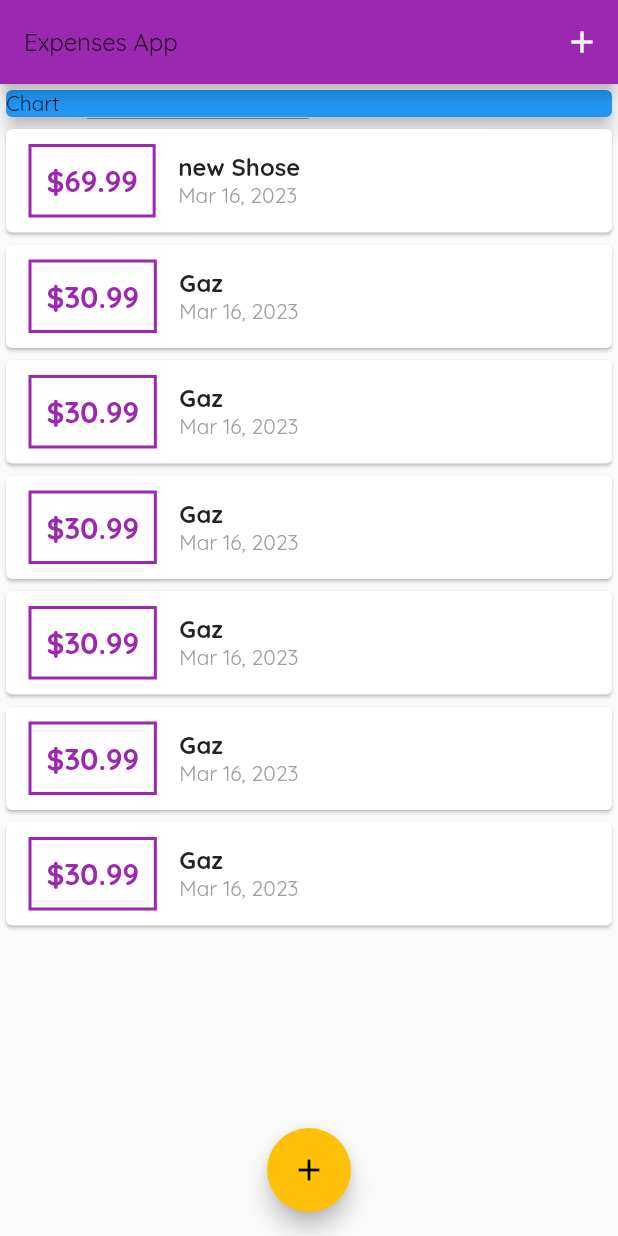
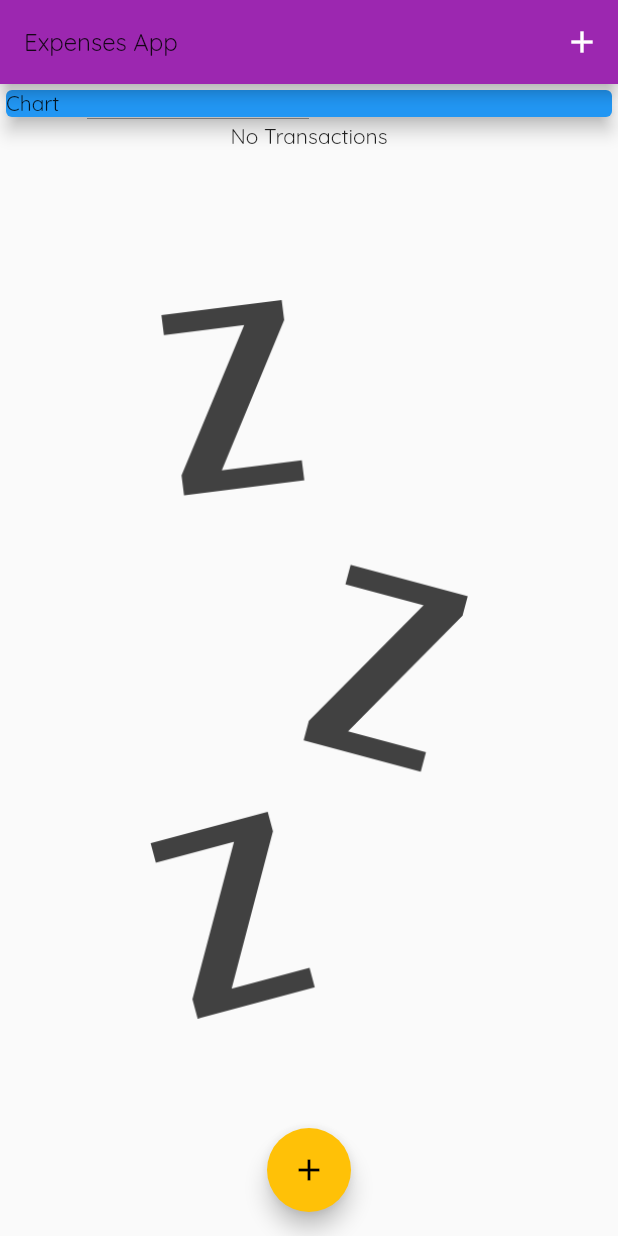
Before and after one commit to chebihiF/suptech_2023_expenses_app, a Flutter app: the screen it shows after launch, on a phone screen of 412 x 824 dp. Run offline on Flutter 3.47's test engine with Material 2 defaults, Android fonts, the phone set to English and light mode, and no system bars.

Commit message:
version 16/03/2023

```diff
--- a/lib/main.dart
+++ b/lib/main.dart
@@ -14,14 +14,14 @@ class MyHomepage extends StatefulWidget {
 
 class _MyHomepageState extends State<MyHomepage> {
   final List<Transaction> transactions = [
-    Transaction(
-        id: 't1', title: 'new Shose', amount: 69.99, date: DateTime.now()),
-    Transaction(id: 't2', title: 'Gaz', amount: 30.99, date: DateTime.now()),
-    Transaction(id: 't2', title: 'Gaz', amount: 30.99, date: DateTime.now()),
-    Transaction(id: 't2', title: 'Gaz', amount: 30.99, date: DateTime.now()),
-    Transaction(id: 't2', title: 'Gaz', amount: 30.99, date: DateTime.now()),
-    Transaction(id: 't2', title: 'Gaz', amount: 30.99, date: DateTime.now()),
-    Transaction(id: 't2', title: 'Gaz', amount: 30.99, date: DateTime.now())
+    // Transaction(
+    //     id: 't1', title: 'new Shose', amount: 69.99, date: DateTime.now()),
+    // Transaction(id: 't2', title: 'Gaz', amount: 30.99, date: DateTime.now()),
+    // Transaction(id: 't2', title: 'Gaz', amount: 30.99, date: DateTime.now()),
+    // Transaction(id: 't2', title: 'Gaz', amount: 30.99, date: DateTime.now()),
+    // Transaction(id: 't2', title: 'Gaz', amount: 30.99, date: DateTime.now()),
+    // Transaction(id: 't2', title: 'Gaz', amount: 30.99, date: DateTime.now()),
+    // Transaction(id: 't2', title: 'Gaz', amount: 30.99, date: DateTime.now())
   ];
   void _addTransaction(String txtitle, double txamount) {
     setState(() {
--- a/lib/widgets/transaction_list.dart
+++ b/lib/widgets/transaction_list.dart
@@ -10,16 +10,30 @@ class TransactionList extends StatelessWidget {
   Widget build(BuildContext context) {
     return Container(
       height: 1000,
-      child: ListView.builder(
+      child: transactions.isEmpty
+          ? Column(
+              children: [
+                Text("No Transactions"),
+                Container(
+                    margin: EdgeInsets.all(100),
+                    child: Image.asset(
+                      'assets/images/waiting.png',
+                      fit: BoxFit.cover,
+                    ))
+              ],
+            )
+          : ListView.builder(
               itemBuilder: (context, index) {
                 return Card(
                     child: Row(
                   children: [
                     Container(
-                  margin: EdgeInsets.symmetric(vertical: 10, horizontal: 15),
+                        margin:
+                            EdgeInsets.symmetric(vertical: 10, horizontal: 15),
                         decoration: BoxDecoration(
                             border: Border.all(
-                          color: Theme.of(context).primaryColor, width: 2)),
+                                color: Theme.of(context).primaryColor,
+                                width: 2)),
                         padding: EdgeInsets.all(10),
                         child: Text(
                           '\$${transactions[index].amount}',
@@ -33,7 +47,8 @@ class TransactionList extends StatelessWidget {
                       children: [
                         Text(
                           transactions[index].title,
-                    style: TextStyle(fontSize: 16, fontWeight: FontWeight.bold),
+                          style: TextStyle(
+                              fontSize: 16, fontWeight: FontWeight.bold),
                         ),
                         Text(
                           DateFormat.yMMMd().format(transactions[index].date),
--- a/pubspec.yaml
+++ b/pubspec.yaml
@@ -60,8 +60,8 @@ flutter:
   uses-material-design: true
 
   # To add assets to your application, add an assets section, like this:
-  # assets:
-  #   - images/a_dot_burr.jpeg
+  assets:
+    - assets/images/waiting.png
   #   - images/a_dot_ham.jpeg
 
   # An image asset can refer to one or more resolution-specific "variants", see
```
Also changed, not shown: assets/images/waiting.png (added). Lines whose indentation alone changed are shown as unchanged.
